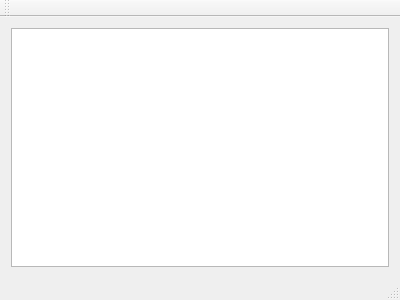
Qt form ivanov/fill_out/mainwindow.ui (RISK46kaf/Practise) before a commit.
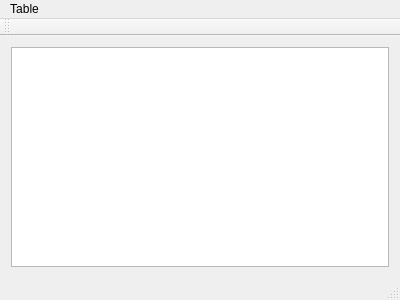
The same form after that commit.

The edit to the form file:
```diff
--- a/ivanov/fill_out/mainwindow.ui
+++ b/ivanov/fill_out/mainwindow.ui
@@ -36,6 +36,13 @@
      <height>21</height>
     </rect>
    </property>
+   <widget class="QMenu" name="menuTable">
+    <property name="title">
+     <string>Table</string>
+    </property>
+    <addaction name="actionDelete_all"/>
+   </widget>
+   <addaction name="menuTable"/>
   </widget>
   <widget class="QToolBar" name="mainToolBar">
    <attribute name="toolBarArea">
```
Left out of the diff: 5 changed lines with no effect on the pictures.
